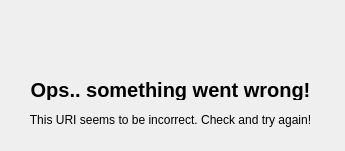
Old version of the form client/uri.ui in the repository SimoneDutto/CollaborativeEditor.
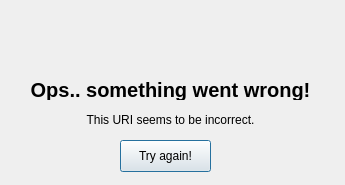
New version of the form. Icons and pictures are not drawn.

The edit to the form file:
```diff
--- a/client/uri.ui
+++ b/client/uri.ui
@@ -7,7 +7,7 @@
     <x>0</x>
     <y>0</y>
     <width>345</width>
-    <height>151</height>
+    <height>185</height>
    </rect>
   </property>
   <property name="windowTitle">
@@ -46,7 +46,7 @@
     </rect>
    </property>
    <property name="text">
-    <string>This URI seems to be incorrect. Check and try again!</string>
+    <string>This URI seems to be incorrect.</string>
    </property>
    <property name="alignment">
     <set>Qt::AlignCenter</set>
@@ -68,6 +68,19 @@
     <pixmap resource="resource.qrc">:/rec/icone/error.png</pixmap>
    </property>
   </widget>
+  <widget class="QPushButton" name="pushButton">
+   <property name="geometry">
+    <rect>
+     <x>120</x>
+     <y>140</y>
+     <width>91</width>
+     <height>32</height>
+    </rect>
+   </property>
+   <property name="text">
+    <string>Try again!</string>
+   </property>
+  </widget>
  </widget>
  <resources>
   <include location="resource.qrc"/>
```
